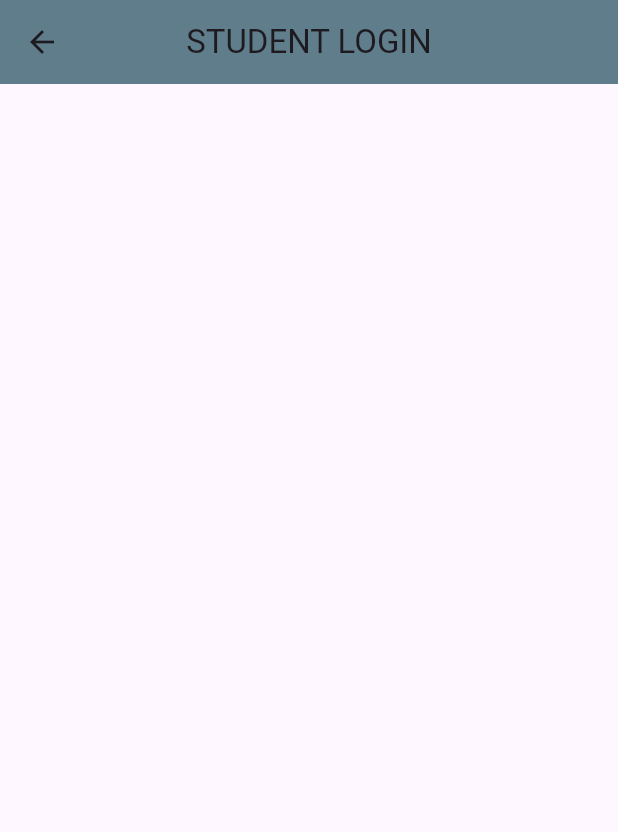
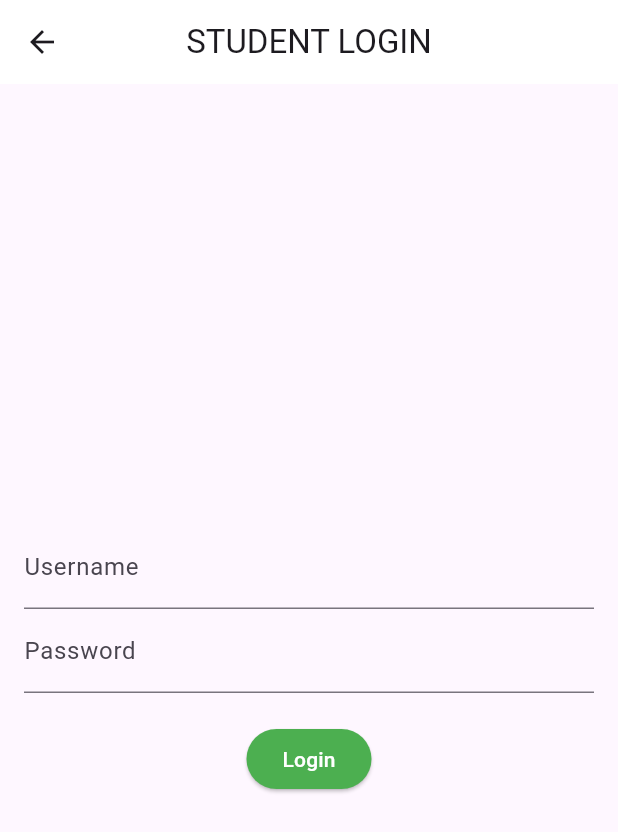
Before and after one commit to shreenithi23/NO_Proxy, a Flutter app: the StudentPage screen opened by its route, on a phone screen of 412 x 824 dp. Shown: the top 832 px of the screen. Run offline on Flutter 3.47's test engine with Material 3 defaults, Android fonts, the phone set to English and light mode, and no system bars; our stand-ins replace qr_flutter; missing offline and left inert: mobile_scanner.

```diff
--- a/lib/main.dart
+++ b/lib/main.dart
@@ -3,6 +3,8 @@ import 'package:no_proxy/staff_dash.dart';
 import 'staffpage.dart';
 import 'studentpage.dart';
 import 'qr_generate.dart';
+import 'qr_scanner.dart';
+import 'qr_result.dart';
 
 void main() {
   runApp(MyApp());
@@ -26,7 +28,9 @@ class MyApp extends StatelessWidget {
         '/staff':(context) => StaffPage(),
         '/student':(context) => StudentPage(),
         '/staff_dash':(context) => DashboardPage(),
-        '/qr_generate':(context) => QrGeneratePage()
+        '/qr_generate':(context) => QrGeneratePage(),
+        '/qr_scan':(context) => QrscannerPage(),
+        //'/qr_scan_result':(context) => ResultScreen(),
       },
     );
   }
--- a/lib/studentpage.dart
+++ b/lib/studentpage.dart
@@ -1,25 +1,115 @@
 import 'package:flutter/material.dart';
 import 'package:flutter/widgets.dart';
+import 'qr_scanner.dart';
+import 'package:no_proxy/qr_scanner.dart';
+
+// class StudentPage extends StatelessWidget{
+//   @override
+//   Widget build(BuildContext context){
+//     return Scaffold(
+//       appBar: AppBar(
+//         title: Text("STUDENT LOGIN"),
+//         backgroundColor: Colors.blueGrey,
+//         centerTitle: true,
+//       ),
+//       body: Container(
+//         padding: EdgeInsets.all(16.0),
+//         child:Form(
+//           //key:_formkey,
+//           child: Column(
+//             mainAxisAlignment: MainAxisAlignment.center,
+//             children: [],
+//           ),)
+//       ),
+//     );
+//   }
+// }
+
+class StudentPage extends StatefulWidget{
+  @override
+  _studentpageState createState()=> _studentpageState();
+}
+
+class _studentpageState extends State<StudentPage>{
+  final TextEditingController _usernameController = TextEditingController();
+  final TextEditingController _passwordController = TextEditingController();
+  final GlobalKey<FormState> _formKey=GlobalKey<FormState>();
+
+  void login(){
+    final String username=_usernameController.text;
+    final String password = _passwordController.text;
+
+    if(username=='nidh' && password=='nidh'){
+      ScaffoldMessenger.of(context).showSnackBar(
+        SnackBar(content: Text('Login Successful')),
+      );
+      Navigator.pushReplacement(context, MaterialPageRoute(builder: (context)=> QrscannerPage()),
+      );
+    }
+    else{
+      ScaffoldMessenger.of(context).showSnackBar(
+        SnackBar(content: Text("Invalid username or password")),
+      );
+    }
+  }
 
 
-class StudentPage extends StatelessWidget{
+
   @override
   Widget build(BuildContext context){
     return Scaffold(
       appBar: AppBar(
-        title: Text("STUDENT LOGIN"),
-        backgroundColor: Colors.blueGrey,
+        title:Text("STUDENT LOGIN"),
+        backgroundColor: Colors.white,
         centerTitle: true,
       ),
-      body: Container(
-        padding: EdgeInsets.all(16.0),
+      body:Container(
+        padding:EdgeInsets.all(16.0),
         child:Form(
-          //key:_formkey,
+          key:_formKey,
           child: Column(
             mainAxisAlignment: MainAxisAlignment.center,
-            children: [],
-          ),)
+            children: [
+              TextFormField(
+                controller: _usernameController,
+                decoration: InputDecoration(labelText: 'Username'),
+                validator: (value){
+                  if(value==null||value.isEmpty){
+                    return 'Please enter username';
+                  }
+                  return null;
+                },
+              ),
+              TextFormField(
+                controller: _passwordController,
+                decoration: InputDecoration(labelText: "Password"),
+                obscureText: true,
+                validator: (value){
+                  if(value==null||value.isEmpty){
+                    return 'Please enter password';
+                  }
+                  return null;
+                },
+              ),
+              SizedBox(height: 20),
+              ElevatedButton(onPressed: (){
+                if(_formKey.currentState!.validate()){
+                  login();
+                }
+              },
+                style:ElevatedButton.styleFrom(
+                  backgroundColor: Colors.green,
+                ),
+                child: Text(
+                  'Login',
+                  style:TextStyle(color: Colors.white),
+                ),
+              ),
+            ],
+          ),
+        ),
       ),
     );
+
   }
 }
--- a/pubspec.yaml
+++ b/pubspec.yaml
@@ -19,6 +19,7 @@ dependencies:
   provider: ^6.0.0
   barcode_scanner: ^4.2.0
   qr_flutter: ^4.1.0
+  mobile_scanner: ^5.1.1
 
 dev_dependencies:
   flutter_test:
```
Also changed, not shown: lib/qr_result.dart (added, +43 -0 lines), lib/qr_scanner.dart (added, +105 -0 lines), pubspec.lock, 1 other file.
